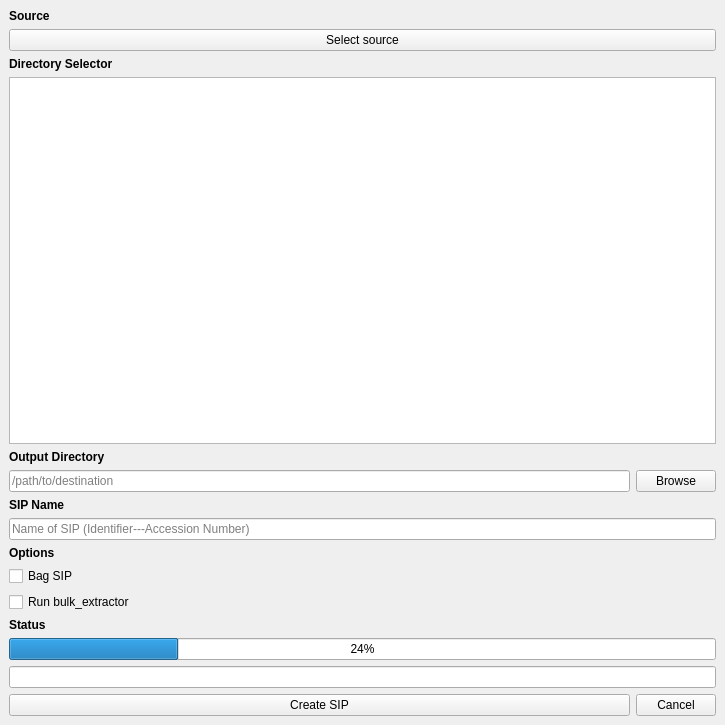
CCA-Public/sipcreator, file design.ui: the form before one commit.
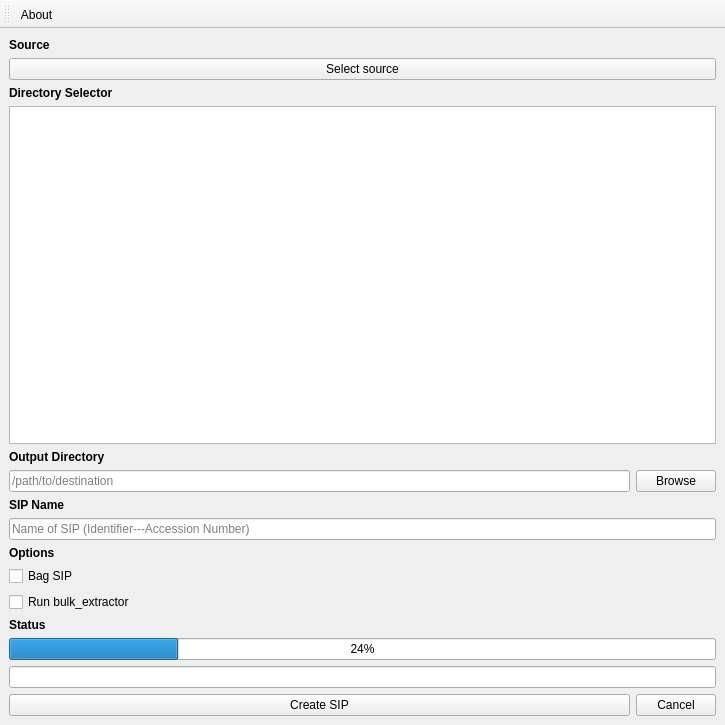
The form after the commit.

Commit message: Add About button

```diff
--- a/design.ui
+++ b/design.ui
@@ -128,6 +128,23 @@
     </item>
    </layout>
   </widget>
+  <widget class="QToolBar" name="toolBar">
+   <property name="windowTitle">
+    <string>toolBar</string>
+   </property>
+   <attribute name="toolBarArea">
+    <enum>TopToolBarArea</enum>
+   </attribute>
+   <attribute name="toolBarBreak">
+    <bool>false</bool>
+   </attribute>
+   <addaction name="actionAbout"/>
+  </widget>
+  <action name="actionAbout">
+   <property name="text">
+    <string>About</string>
+   </property>
+  </action>
  </widget>
  <resources/>
  <connections/>
```
The commit also changes 3 other files.
